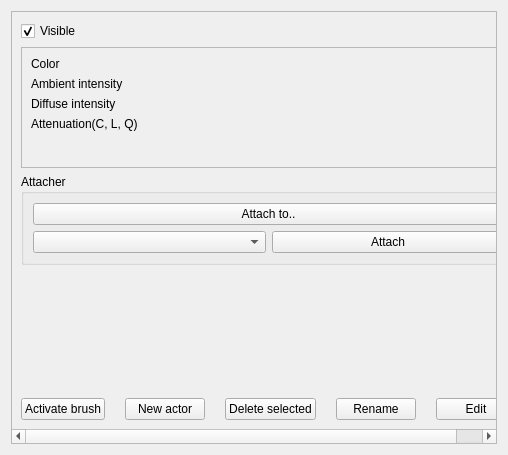
This is src/wte/ui/ActorEditTool.ui in spiricn/Wt as Qt 5 draws it before an edit. The edited form follows.
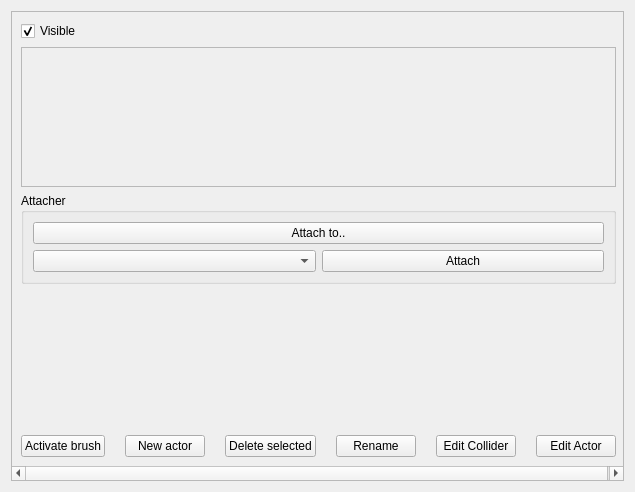
This is the edited form. Custom widgets are drawn as their Qt base class.

Commit message: Collider actor implemented; proper region serialization added; physics desc dialog implemented & separated from modelled actor creation

The edit to the form file:
```diff
--- a/src/wte/ui/ActorEditTool.ui
+++ b/src/wte/ui/ActorEditTool.ui
@@ -6,8 +6,8 @@
    <rect>
     <x>0</x>
     <y>0</y>
-    <width>508</width>
-    <height>455</height>
+    <width>635</width>
+    <height>492</height>
    </rect>
   </property>
   <property name="windowTitle">
@@ -24,8 +24,8 @@
        <rect>
         <x>0</x>
         <y>0</y>
-        <width>488</width>
-        <height>435</height>
+        <width>615</width>
+        <height>472</height>
        </rect>
       </property>
       <layout class="QGridLayout" name="gridLayout_5">
@@ -51,7 +51,7 @@
           <enum>QFrame::StyledPanel</enum>
          </property>
          <property name="currentIndex">
-          <number>2</number>
+          <number>4</number>
          </property>
          <widget class="QWidget" name="modelledActor">
           <layout class="QGridLayout" name="gridLayout_2">
@@ -206,6 +206,7 @@
            </item>
           </layout>
          </widget>
+         <widget class="QWidget" name="page_3"/>
         </widget>
        </item>
        <item row="2" column="0">
@@ -277,10 +278,17 @@
            </property>
           </widget>
          </item>
+         <item>
+          <widget class="QPushButton" name="pushButton_9">
+           <property name="text">
+            <string>Edit Collider</string>
+           </property>
+          </widget>
+         </item>
          <item>
           <widget class="QPushButton" name="pushButton_6">
            <property name="text">
-            <string>Edit</string>
+            <string>Edit Actor</string>
            </property>
           </widget>
          </item>
@@ -293,6 +301,15 @@
   </layout>
  </widget>
  <customwidgets>
+  <customwidget>
+   <class>VecEditWidget</class>
+   <extends>QWidget</extends>
+   <header>veceditwidget.h</header>
+   <container>1</container>
+   <slots>
+    <signal>valueChanged()</signal>
+   </slots>
+  </customwidget>
   <customwidget>
    <class>TransformEdit</class>
    <extends>QWidget</extends>
@@ -313,15 +330,6 @@
     <signal>valueChanged()</signal>
    </slots>
   </customwidget>
-  <customwidget>
-   <class>VecEditWidget</class>
-   <extends>QWidget</extends>
-   <header>veceditwidget.h</header>
-   <container>1</container>
-   <slots>
-    <signal>valueChanged()</signal>
-   </slots>
-  </customwidget>
   <customwidget>
    <class>SlidedSpinboxWidget</class>
    <extends>QWidget</extends>
```
Left out of the diff: 51 changed lines with no effect on the pictures. The commit also changes 37 other files.
